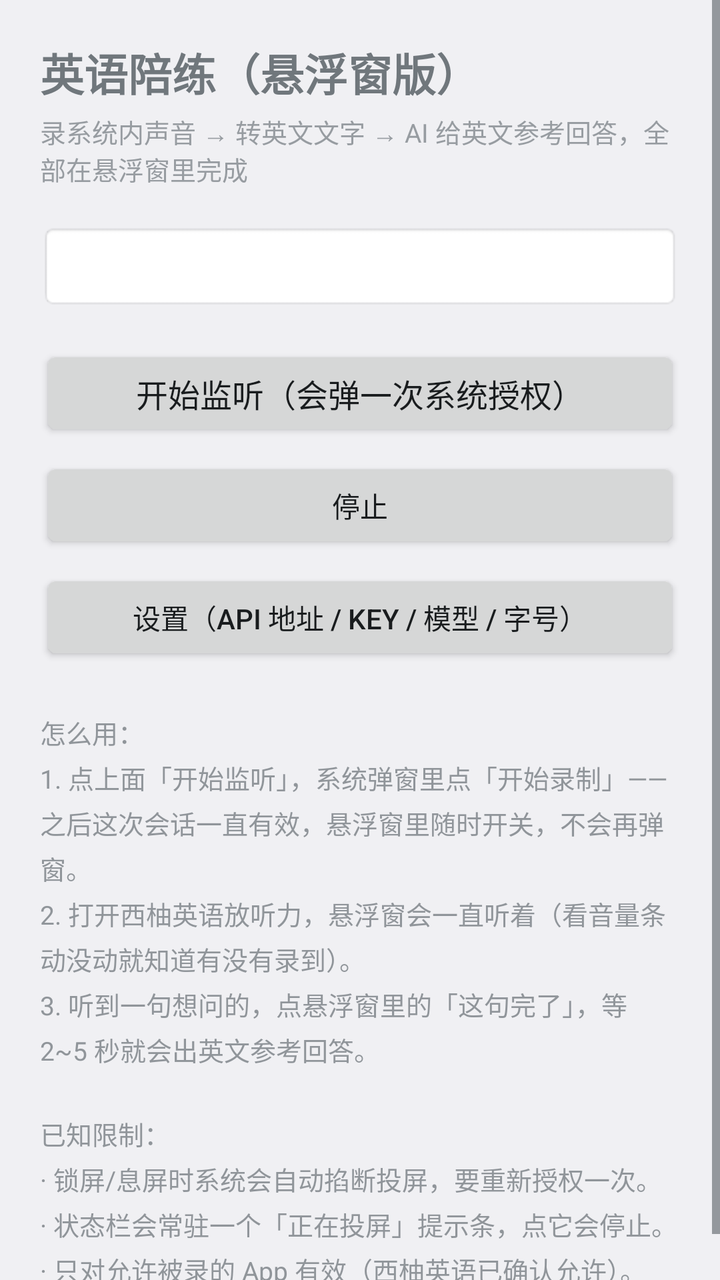
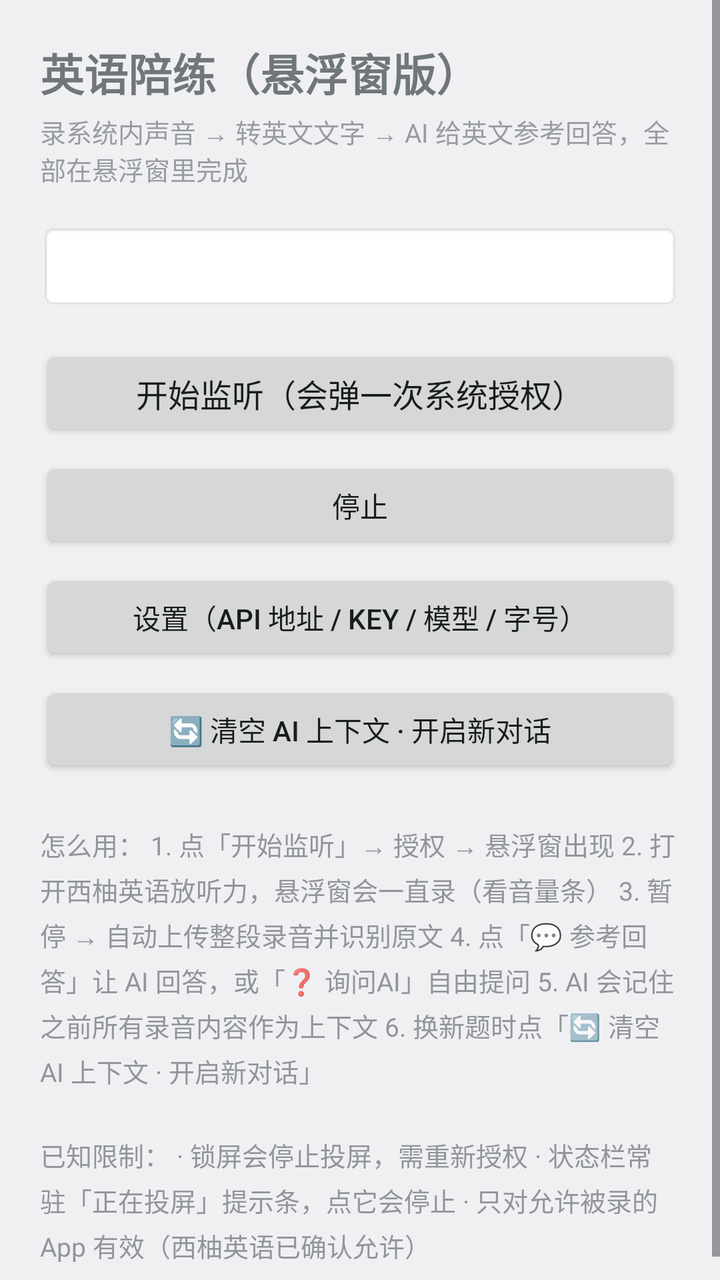

The first picture is an Android layout as it rendered before a commit; the second is the same layout after the commit. The layout source and the unified diff follow.
<!-- AndroidManifest.xml: application theme android:Theme.DeviceDefault.DayNight -->
<!-- res/layout/activity_main.xml -->
<?xml version="1.0" encoding="utf-8"?>
<ScrollView xmlns:android="http://schemas.android.com/apk/res/android"
    android:layout_width="match_parent"
    android:layout_height="match_parent">

    <LinearLayout
        android:layout_width="match_parent"
        android:layout_height="wrap_content"
        android:orientation="vertical"
        android:padding="20dp">

        <TextView
            android:layout_width="wrap_content"
            android:layout_height="wrap_content"
            android:text="英语陪练（悬浮窗版）"
            android:textSize="22sp"
            android:textStyle="bold" />

        <TextView
            android:layout_width="match_parent"
            android:layout_height="wrap_content"
            android:layout_marginTop="4dp"
            android:alpha="0.7"
            android:text="录系统内声音 → 转英文文字 → AI 给英文参考回答，全部在悬浮窗里完成"
            android:textSize="13sp" />

        <TextView
            android:id="@+id/tvStatus"
            android:layout_width="match_parent"
            android:layout_height="wrap_content"
            android:layout_marginTop="18dp"
            android:background="@android:drawable/editbox_background"
            android:padding="12dp"
            android:textSize="14sp" />

        <Button
            android:id="@+id/btnStart"
            android:layout_width="match_parent"
            android:layout_height="wrap_content"
            android:layout_marginTop="18dp"
            android:text="开始监听（会弹一次系统授权）"
            android:textSize="16sp" />

        <Button
            android:id="@+id/btnStop"
            android:layout_width="match_parent"
            android:layout_height="wrap_content"
            android:layout_marginTop="8dp"
            android:text="停止" />

        <Button
            android:id="@+id/btnSettings"
            android:layout_width="match_parent"
            android:layout_height="wrap_content"
            android:layout_marginTop="8dp"
            android:text="设置（API 地址 / Key / 模型 / 字号）" />

        <TextView
            android:layout_width="match_parent"
            android:layout_height="wrap_content"
            android:layout_marginTop="24dp"
            android:alpha="0.75"
            android:lineSpacingExtra="4dp"
            android:text="怎么用：\n1. 点上面「开始监听」，系统弹窗里点「开始录制」——之后这次会话一直有效，悬浮窗里随时开关，不会再弹窗。\n2. 打开西柚英语放听力，悬浮窗会一直听着（看音量条动没动就知道有没有录到）。\n3. 听到一句想问的，点悬浮窗里的「这句完了」，等 2~5 秒就会出英文参考回答。\n\n已知限制：\n· 锁屏/息屏时系统会自动掐断投屏，要重新授权一次。\n· 状态栏会常驻一个「正在投屏」提示条，点它会停止。\n· 只对允许被录的 App 有效（西柚英语已确认允许）。"
            android:textSize="13sp" />

    </LinearLayout>
</ScrollView>
<!-- resources referenced by this layout -->
<resources>

</resources>

<!-- the commit's change to res/layout/activity_main.xml (unified diff, before → after) -->
@@ -55,13 +55,29 @@
             android:layout_marginTop="8dp"
             android:text="设置（API 地址 / Key / 模型 / 字号）" />
 
+        <Button
+            android:id="@+id/btnNewChat"
+            android:layout_width="match_parent"
+            android:layout_height="wrap_content"
+            android:layout_marginTop="8dp"
+            android:text="🔄 清空 AI 上下文 · 开启新对话" />
+
         <TextView
             android:layout_width="match_parent"
             android:layout_height="wrap_content"
             android:layout_marginTop="24dp"
             android:alpha="0.75"
             android:lineSpacingExtra="4dp"
-            android:text="怎么用：\n1. 点上面「开始监听」，系统弹窗里点「开始录制」——之后这次会话一直有效，悬浮窗里随时开关，不会再弹窗。\n2. 打开西柚英语放听力，悬浮窗会一直听着（看音量条动没动就知道有没有录到）。\n3. 听到一句想问的，点悬浮窗里的「这句完了」，等 2~5 秒就会出英文参考回答。\n\n已知限制：\n· 锁屏/息屏时系统会自动掐断投屏，要重新授权一次。\n· 状态栏会常驻一个「正在投屏」提示条，点它会停止。\n· 只对允许被录的 App 有效（西柚英语已确认允许）。"
+            android:text="怎么用：
+1. 点「开始监听」→ 授权 → 悬浮窗出现
+2. 打开西柚英语放听力，悬浮窗会一直录（看音量条）
+3. 暂停 → 自动上传整段录音并识别原文
+4. 点「💬 参考回答」让 AI 回答，或「❓ 询问AI」自由提问
+5. AI 会记住之前所有录音内容作为上下文
+6. 换新题时点「🔄 清空 AI 上下文 · 开启新对话」\n\n已知限制：
+· 锁屏会停止投屏，需重新授权
+· 状态栏常驻「正在投屏」提示条，点它会停止
+· 只对允许被录的 App 有效（西柚英语已确认允许）"
             android:textSize="13sp" />
 
     </LinearLayout>
